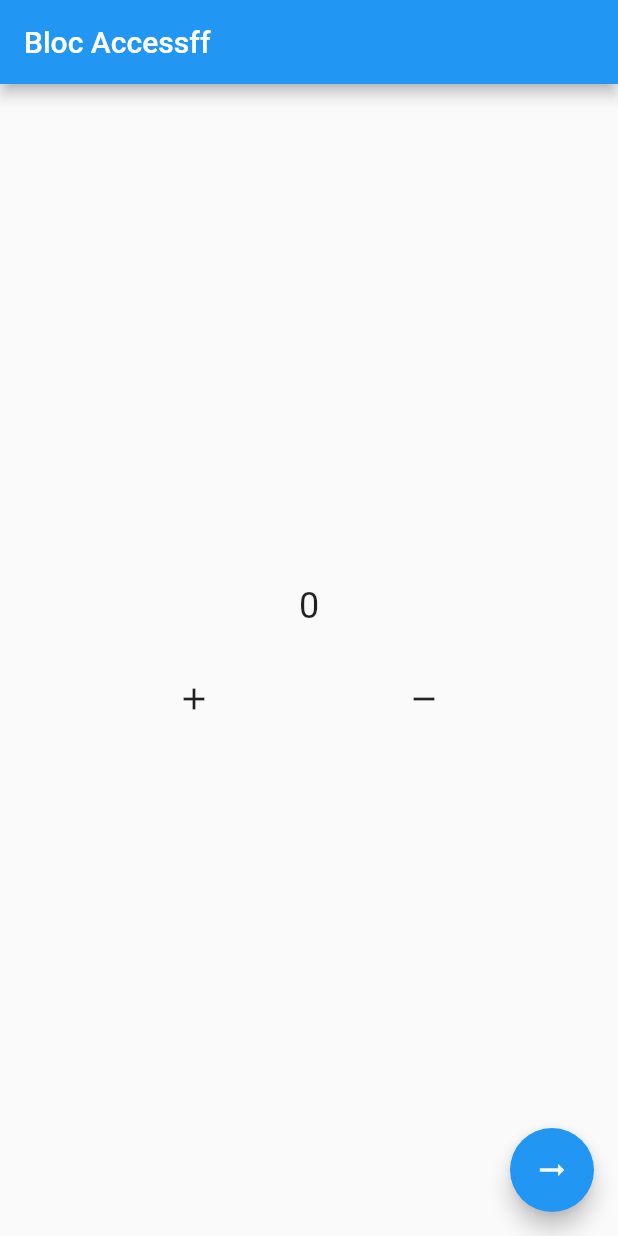
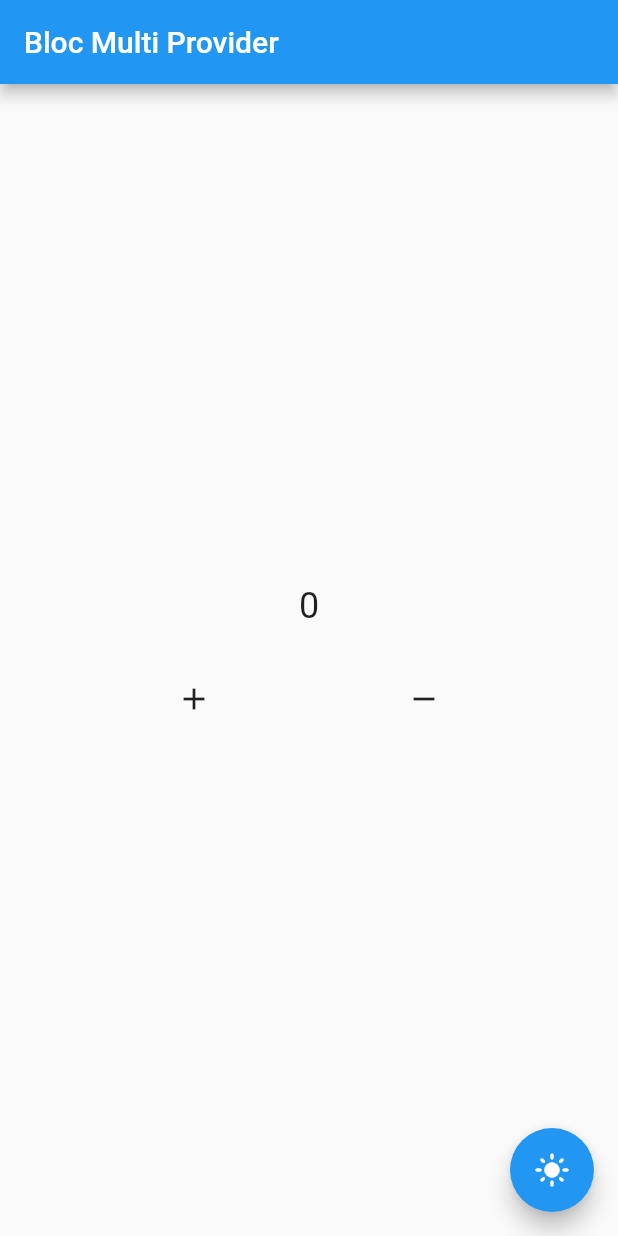
Before and after one commit to hib4/flutter-bloc, a Flutter app: the screen it shows after launch, after a tap on the "add" icon, after a tap on the "remove" icon, on a phone screen of 412 x 824 dp. Run offline on Flutter 3.47's test engine with Material 2 defaults, Android fonts, the phone set to English and light mode, and no system bars; our stand-ins replace bloc, flutter_bloc.

Commit message:
feat: [HF] 11-multi bloc provider

```diff
--- /dev/null
+++ b/lib/11_multi_bloc_provider/11_multi_bloc_provider.dart
@@ -0,0 +1,54 @@
+import 'package:flutter/material.dart';
+import 'package:flutter_bloc/flutter_bloc.dart';
+import 'package:learn_bloc/11_multi_bloc_provider/bloc/theme.dart';
+import 'package:learn_bloc/11_multi_bloc_provider/widget/number.dart';
+
+import 'bloc/counter.dart';
+
+class LearnMultiBlocProvider extends StatelessWidget {
+  const LearnMultiBlocProvider({Key? key}) : super(key: key);
+
+  @override
+  Widget build(BuildContext context) {
+    CounterBloc counter = context.read<CounterBloc>();
+    ThemeBloc theme = context.read<ThemeBloc>();
+
+    return Scaffold(
+      appBar: AppBar(
+        title: const Text('Bloc Multi Provider'),
+      ),
+      floatingActionButton: FloatingActionButton(
+        onPressed: () {
+          theme.changeTheme();
+        },
+        child: Icon(theme.state ? Icons.light_mode : Icons.dark_mode),
+      ),
+      body: Column(
+        mainAxisAlignment: MainAxisAlignment.center,
+        children: [
+          const NumberWidget(),
+          const SizedBox(
+            height: 24,
+          ),
+          Row(
+            mainAxisAlignment: MainAxisAlignment.spaceEvenly,
+            children: [
+              IconButton(
+                onPressed: () {
+                  counter.increment();
+                },
+                icon: const Icon(Icons.add),
+              ),
+              IconButton(
+                onPressed: () {
+                  counter.decrement();
+                },
+                icon: const Icon(Icons.remove),
+              ),
+            ],
+          ),
+        ],
+      ),
+    );
+  }
+}
--- /dev/null
+++ b/lib/11_multi_bloc_provider/bloc/counter.dart
@@ -0,0 +1,31 @@
+import 'package:bloc/bloc.dart';
+
+class CounterBloc extends Cubit<int> {
+  CounterBloc({this.initialNumber = 0}) : super(initialNumber);
+
+  int initialNumber;
+
+  @override
+  void onChange(Change<int> change) {
+    // TODO: implement onChange
+    super.onChange(change);
+    print(change);
+  }
+
+  @override
+  void onError(Object error, StackTrace stackTrace) {
+    // TODO: implement onError
+    super.onError(error, stackTrace);
+    print(error);
+  }
+
+  void increment() {
+    emit(state + 1);
+  }
+
+  void decrement() {
+    if (state > 0) {
+      emit(state - 1);
+    }
+  }
+}
--- /dev/null
+++ b/lib/11_multi_bloc_provider/bloc/theme.dart
@@ -0,0 +1,7 @@
+import 'package:bloc/bloc.dart';
+
+class ThemeBloc extends Cubit<bool> {
+  ThemeBloc() : super(true);
+
+  void changeTheme() => emit(!state);
+}
--- /dev/null
+++ b/lib/11_multi_bloc_provider/widget/number.dart
@@ -0,0 +1,35 @@
+import 'package:flutter/material.dart';
+import 'package:flutter_bloc/flutter_bloc.dart';
+import 'package:learn_bloc/11_multi_bloc_provider/bloc/counter.dart';
+
+class NumberWidget extends StatelessWidget {
+  const NumberWidget({Key? key}) : super(key: key);
+
+  @override
+  Widget build(BuildContext context) {
+    return BlocConsumer<CounterBloc, int>(
+      bloc: context.read<CounterBloc>(),
+      builder: (context, state) {
+        return Text(
+          '$state',
+          style: const TextStyle(fontSize: 24),
+        );
+      },
+      listener: (context, state) {
+        ScaffoldMessenger.of(context).showSnackBar(
+          SnackBar(
+            content: Text('Angka genap $state'),
+            duration: const Duration(milliseconds: 500),
+          ),
+        );
+      },
+      listenWhen: (previous, current) {
+        if (current.isEven) {
+          return true;
+        } else {
+          return false;
+        }
+      },
+    );
+  }
+}
--- a/lib/main.dart
+++ b/lib/main.dart
@@ -13,22 +13,40 @@ import 'package:learn_bloc/08_dependency_injection/08_dependency_injection.dart'
 import 'package:learn_bloc/10_bloc_access/10_bloc_access.dart';
 import 'package:learn_bloc/10_bloc_access/other/other.dart';
 import 'package:learn_bloc/10_bloc_access/routes/routes.dart';
+import 'package:learn_bloc/11_multi_bloc_provider/11_multi_bloc_provider.dart';
+import 'package:learn_bloc/11_multi_bloc_provider/bloc/counter.dart';
+import 'package:learn_bloc/11_multi_bloc_provider/bloc/theme.dart';
 
 void main() {
-  runApp(const MyApp());
+  runApp(MyApp());
 }
 
 class MyApp extends StatelessWidget {
-  const MyApp({Key? key}) : super(key: key);
+  MyApp({Key? key}) : super(key: key);
+
+  final ThemeBloc _theme = ThemeBloc();
 
   @override
   Widget build(BuildContext context) {
-    return BlocProvider(
-      create: (context) => Counter(),
-      child: MaterialApp(
-        title: 'Learn BLoC',
-        debugShowCheckedModeBanner: false,
-        onGenerateRoute: Routes().onGenerateRoute,
+    return MultiBlocProvider(
+      providers: [
+        BlocProvider(
+          create: (context) => CounterBloc(),
+        ),
+        BlocProvider(
+          create: (context) => _theme,
+        ),
+      ],
+      child: BlocBuilder<ThemeBloc, bool>(
+        bloc: _theme,
+        builder: (context, state) {
+          return MaterialApp(
+            title: 'Learn BLoC',
+            debugShowCheckedModeBanner: false,
+            theme: state ? ThemeData.light() : ThemeData.dark(),
+            home: const LearnMultiBlocProvider(),
+          );
+        },
       ),
     );
   }
```
Also changed, not shown: 1 other file.
